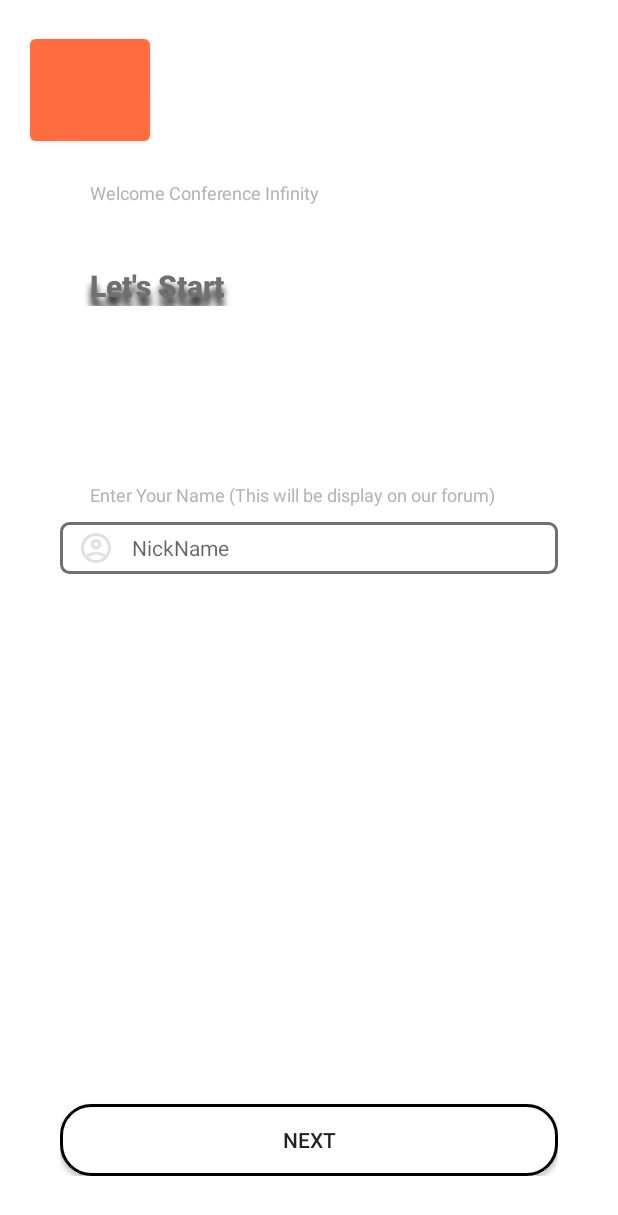
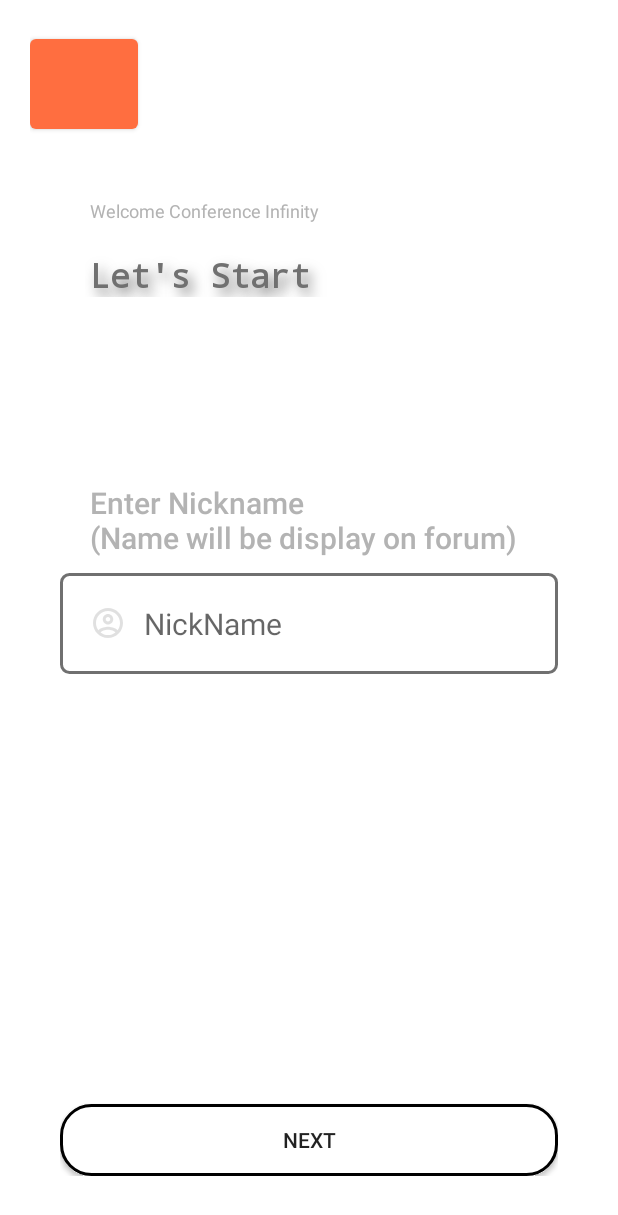
Before and after one commit to axuy312/wikiCFP_APP, an Android app: the fragment Fragment_Register_Nickname shown on its own in the app's theme, on a phone screen of 412 x 824 dp. Shown: the top 1215 px of the screen. Run offline under Robolectric (Android 15) with nearby library versions, the phone set to English and light mode, and no system bars; libraries missing offline, so code that uses them is left out: at.markushi.ui; plain views replace CircleButton; 2 statements that could not run were skipped.

Commit message:
ADSFAaron 12/9 00:48 Commit

```diff
--- a/app/src/main/res/layout/fragment_register_mail.xml
+++ b/app/src/main/res/layout/fragment_register_mail.xml
@@ -82,8 +82,7 @@
             android:hint="@string/email_sample"
             android:inputType="textWebEmailAddress"
             android:paddingVertical="20sp"
-            android:paddingStart="12sp"
-            android:paddingEnd="12sp"
+            android:paddingHorizontal="20sp"
             android:textSize="20sp" />
 
     </LinearLayout>
--- a/app/src/main/res/layout/fragment_register_nickname.xml
+++ b/app/src/main/res/layout/fragment_register_nickname.xml
@@ -17,18 +17,19 @@
 
         <at.markushi.ui.CircleButton
             android:id="@+id/nickname_back_btn"
-            android:layout_width="80dp"
-            android:layout_height="80sp"
+            android:layout_width="72sp"
+            android:layout_height="72sp"
             android:src="@drawable/ic_back"
             app:cb_color="@color/light_selected_gray"
-            app:cb_pressedRingWidth="10sp" />
+            app:cb_pressedRingWidth="0sp" />
 
         <TextView
             android:layout_width="match_parent"
             android:layout_height="wrap_content"
-            android:layout_margin="20sp"
+            android:layout_marginTop="40sp"
             android:paddingStart="20sp"
             android:paddingEnd="0sp"
+            android:layout_marginHorizontal="20sp"
             android:text="@string/welcome_conference_infinity"
             android:textAppearance="@style/TextAppearance.AppCompat.Caption"
             android:textColor="@color/light_gray" />
@@ -37,14 +38,16 @@
             android:layout_width="match_parent"
             android:layout_height="wrap_content"
             android:layout_margin="20sp"
+            android:elevation="50sp"
+            android:fontFamily="monospace"
             android:paddingStart="20sp"
             android:paddingEnd="0sp"
-            android:shadowColor="@color/black"
-            android:shadowDx="0"
-            android:shadowDy="10"
-            android:shadowRadius="6"
+            android:shadowColor="@color/dark_gray"
+            android:shadowDx="5"
+            android:shadowDy="7"
+            android:shadowRadius="10"
             android:text="@string/let_s_start"
-            android:textAppearance="@style/TextAppearance.AppCompat.Title"
+            android:textAppearance="@style/TextAppearance.AppCompat.Large"
             android:textColor="@color/dark_gray"
             android:textStyle="bold" />
 
@@ -65,7 +68,7 @@
             android:layout_marginEnd="20sp"
             android:layout_marginBottom="10sp"
             android:text="@string/enter_your_name_this_will_be_display_on_our_forum"
-            android:textAppearance="@style/TextAppearance.AppCompat.Caption"
+            android:textAppearance="@style/TextAppearance.AppCompat.Title"
             android:textColor="@color/light_gray" />
 
 
@@ -78,12 +81,10 @@
             android:drawableStart="@drawable/ic_nickname"
             android:drawablePadding="12sp"
             android:hint="@string/nickname"
-            android:inputType="textWebEmailAddress"
-            android:paddingStart="12sp"
-            android:paddingTop="5sp"
-            android:paddingEnd="12sp"
-            android:paddingBottom="5sp"
-            android:textSize="14sp" />
+            android:inputType="textPersonName"
+            android:paddingVertical="20sp"
+            android:paddingHorizontal="20sp"
+            android:textSize="20sp" />
 
     </LinearLayout>
 
--- a/app/src/main/res/values/strings.xml
+++ b/app/src/main/res/values/strings.xml
@@ -22,7 +22,7 @@
     <string name="login">Login</string>
     <string name="login_by_mail">Login by Mail</string>
     <string name="nickname">NickName</string>
-    <string name="enter_your_name_this_will_be_display_on_our_forum">Enter Your Name (This will be display on our forum)</string>
+    <string name="enter_your_name_this_will_be_display_on_our_forum">Enter Nickname \n(Name will be display on forum)</string>
     <string name="phone_login">Phone Login</string>
     <string name="register">Register</string>
     <string name="select_your_preference_article_density">Select your preference Article Density</string>
```
Also changed, not shown: app/src/main/res/layout/fragment_register_done.xml (+9 -7 lines), app/src/main/res/layout/fragment_register_language.xml (+11 -10 lines), app/src/main/res/layout/fragment_register_password.xml (+16 -15 lines), app/src/main/res/layout/fragment_register_theme.xml (+12 -10 lines), app/src/main/res/layout/fragment_register_topic.xml (+7 -11 lines), app/src/main/res/layout/root_register_chip_item.xml (+6 -3 lines), 1 other file.
